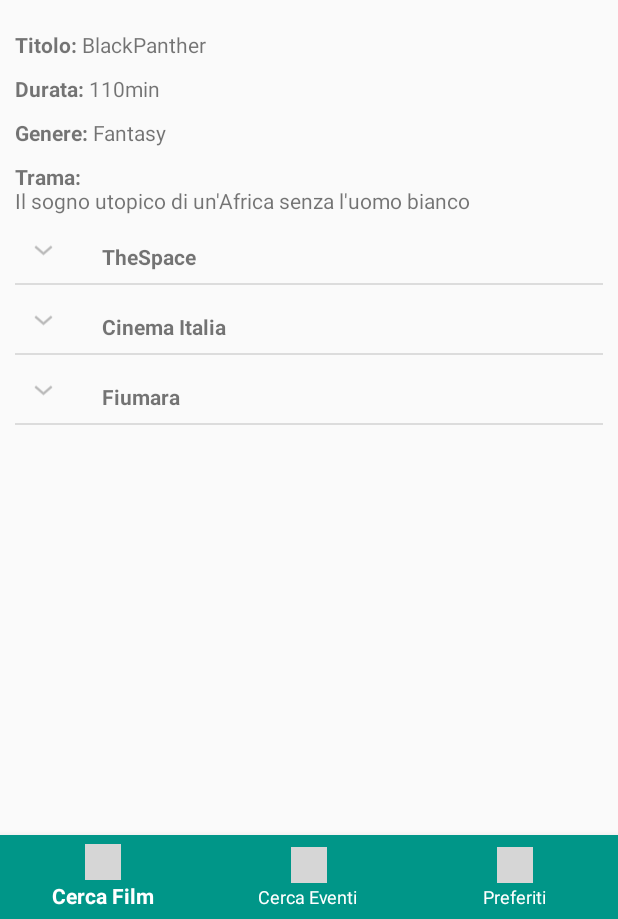
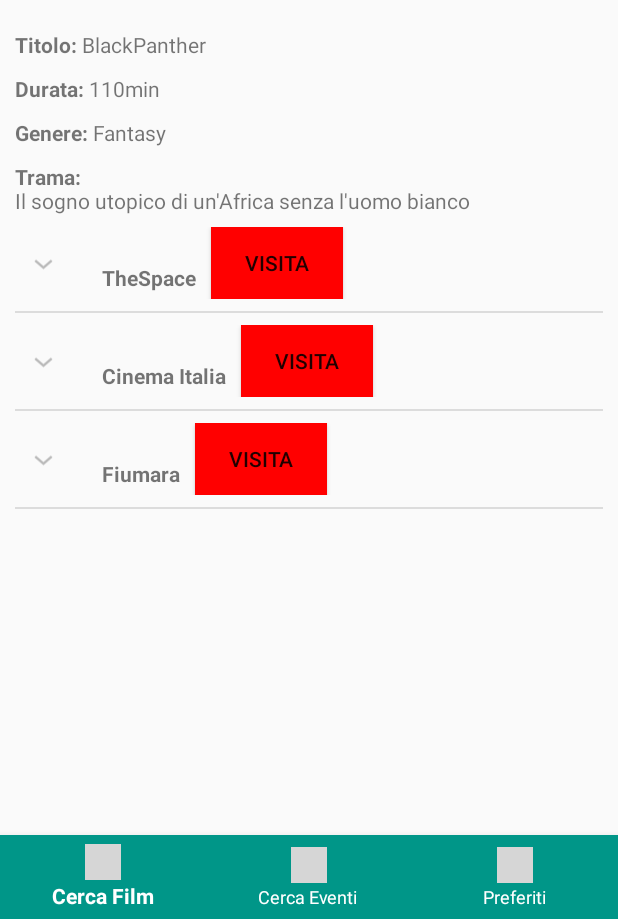
Before and after one commit to EmanueleVenzano/CinemaEventi, an Android app: the fragment InfoFilm2 placed in its activity, after a tap on an icon or button, on a phone screen of 412 x 824 dp, the part 317-1236 px from its top. Run offline under Robolectric (Android 15) with nearby library versions, the phone set to English and light mode, and no system bars; 3 statements that could not run were skipped; grey boxes are pictures that could not be loaded.

Commit message:
Merge branch 'Gio-fragment' of https://github.com/EmanueleVenzano/CinemaEventi
# Conflicts:
#	.idea/caches/build_file_checksums.ser
#	app/build.gradle
#	app/src/main/AndroidManifest.xml
#	app/src/main/java/nf/application/emanuele/tesi1/ExpandableListAdapter.java
#	app/src/main/java/nf/application/emanuele/tesi1/InfoFilm2.java
#	app/src/main/java/nf/application/emanuele/tesi1/Locandine.java
#	app/src/main/java/nf/application/emanuele/tesi1/NotificationPublisher.java
#	app/src/main/java/nf/application/emanuele/tesi1/PreferitiCustomAdapter.java
#	app/src/main/java/nf/application/emanuele/tesi1/PreferitiDB.java
#	app/src/main/java/nf/application/emanuele/tesi1/PreferitiFragment.java
#	app/src/main/java/nf/application/emanuele/tesi1/cercaFilm.java
#	app/src/main/res/layout/activity_infofilm.xml
#	app/src/main/res/layout/cerca_film.xml
#	app/src/main/res/layout/preferiti_fragment.xml
#	app/src/main/res/values/colors.xml

```diff
--- a/app/src/main/java/nf/application/emanuele/tesi1/ExpandableListAdapter.java
+++ b/app/src/main/java/nf/application/emanuele/tesi1/ExpandableListAdapter.java
@@ -18,6 +18,7 @@ import android.view.LayoutInflater;
 import android.view.View;
 import android.view.ViewGroup;
 import android.widget.BaseExpandableListAdapter;
+import android.widget.Button;
 import android.widget.ExpandableListView;
 import android.widget.ImageView;
 import android.widget.TextView;
@@ -183,7 +184,7 @@ public class ExpandableListAdapter extends BaseExpandableListAdapter {
 
     @Override
     public View getGroupView (int groupPosition, boolean isExpanded, View convertView, ViewGroup parent) {
-        String headerTitle = (String) getGroup(groupPosition);
+        final String headerTitle = (String) getGroup(groupPosition);
 
         if(convertView==null) {
             LayoutInflater infalInflater = (LayoutInflater) this.context.getSystemService(Context.LAYOUT_INFLATER_SERVICE);
@@ -196,6 +197,16 @@ public class ExpandableListAdapter extends BaseExpandableListAdapter {
 
         //ExpandableListView eLV = (ExpandableListView) parent;
         //eLV.expandGroup(groupPosition);
+
+        Button button = (Button) convertView.findViewById(R.id.bottoneCinema);
+        button.setOnClickListener(new View.OnClickListener() {
+            @Override
+            public void onClick(View v) {
+                Intent intent = new Intent (context, MapsActivity.class);
+                intent.putExtra("cinema", headerTitle);
+                context.startActivity(intent);
+            }
+        });
 
         return convertView;
     }
--- a/app/src/main/res/layout/proiezioni_listview.xml
+++ b/app/src/main/res/layout/proiezioni_listview.xml
@@ -1,17 +1,24 @@
 <?xml version="1.0" encoding="utf-8"?>
 <LinearLayout xmlns:android="http://schemas.android.com/apk/res/android"
-    android:orientation="vertical"
+    android:orientation="horizontal"
     android:layout_width="fill_parent"
     android:layout_height="wrap_content"
     android:padding="8dp">
 
     <TextView
         android:id="@+id/nomeCinema"
-        android:layout_width="fill_parent"
+        android:layout_width="wrap_content"
         android:layout_height="wrap_content"
         android:layout_marginLeft="10dp"
         android:layout_marginRight="10dp"
         android:layout_marginTop="10dp"
         android:paddingLeft="?android:attr/expandableListPreferredItemPaddingLeft"/>
+    <Button
+        android:layout_marginRight="0dp"
+        android:layout_width="wrap_content"
+        android:layout_height="wrap_content"
+        android:text="Visita"
+        android:background="#FF0000"
+        android:id="@+id/bottoneCinema" />
 
 </LinearLayout>
```
Also changed, not shown: app/src/main/java/nf/application/emanuele/tesi1/MapsActivity.java (+12 -3 lines), 2 other files.
